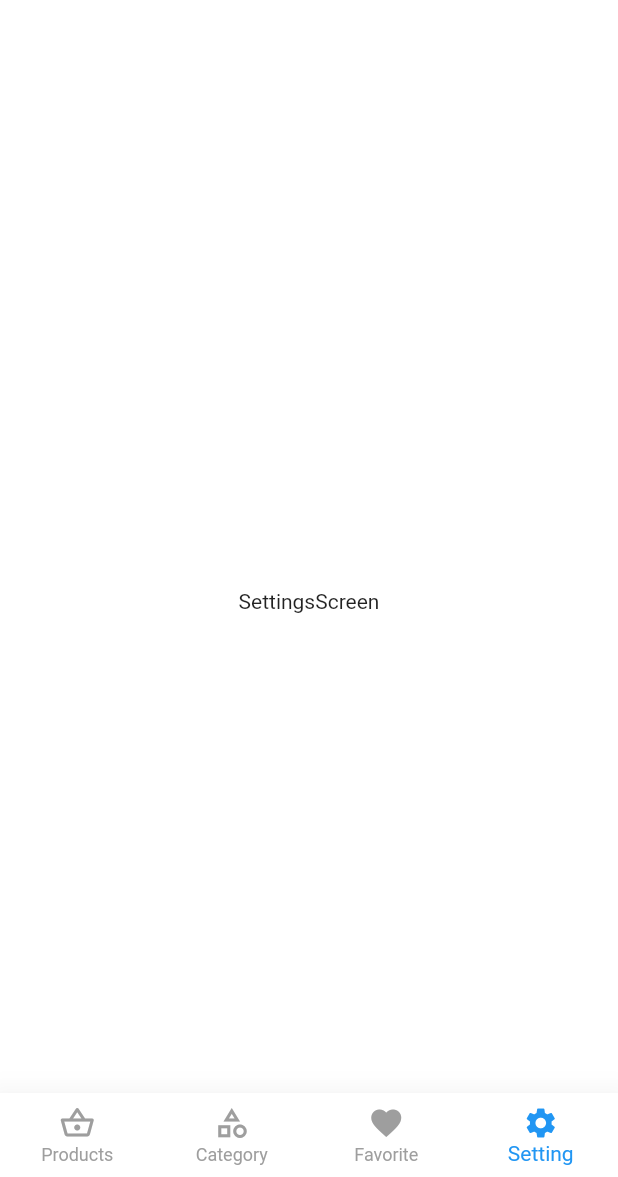
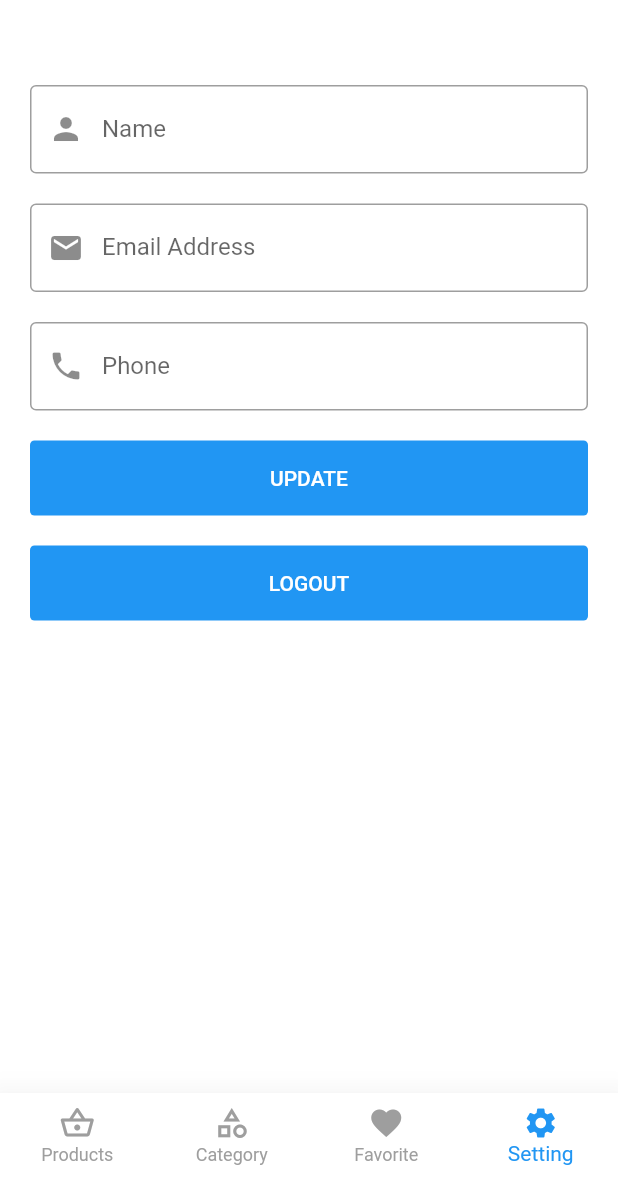
Before and after one commit to MohammadAliArafeh/Flutter_Mob_Store_App, a Flutter app: the HomeLayout screen opened directly, item 4 of the bottom bar chosen, on a phone screen of 412 x 824 dp, the part 59-1236 px from its top. Run offline on Flutter 3.47's test engine with Material 2 defaults, Android fonts, the phone set to English and light mode, and no system bars; our stand-ins replace bloc, carousel_slider, dio, flutter_bloc, fluttertoast, shared_preferences and 1 more; accounts and stored records are empty; network calls fail; Roboto replaces fonts that are missing (Jannah); statements that could not run were skipped.

Commit message:
settings screen

```diff
--- a/lib/layout/cubit/states.dart
+++ b/lib/layout/cubit/states.dart
@@ -1,4 +1,5 @@
 import 'package:mob_store_app/models/change_favorite_model.dart';
+import 'package:mob_store_app/models/login_model.dart';
 
 abstract class HomeStates{}
 
@@ -28,3 +29,15 @@ class HomeSuccessChangeFavoritesState extends HomeStates {
   HomeSuccessChangeFavoritesState(this.model);
 }
 class HomeErrorChangeFavoritesState extends HomeStates {}
+
+class HomeGetUserDataLoadingState extends HomeStates {}
+
+class HomeGetUserDataSuccessState extends HomeStates {}
+class HomeGetUserDataErrorState extends HomeStates {}
+
+class HomeLoadingUpdateUserState extends HomeStates{}
+class HomeSuccessUpdateUserState extends HomeStates{
+  LoginModel model;
+  HomeSuccessUpdateUserState(this.model);
+}
+class HomeErrorUpdateUserState extends HomeStates{}
--- a/lib/main.dart
+++ b/lib/main.dart
@@ -49,7 +49,7 @@
             create: (context) => AppCubit(),
           ),
           BlocProvider(
-            create: (context) => HomeCubit()..getHomeData()..getCategories()..getFavorites(),
+            create: (context) => HomeCubit()..getHomeData()..getCategories()..getFavorites()..getUser(),
           ),
         ],
         child: widget,
--- a/lib/models/favorites_model.dart
+++ b/lib/models/favorites_model.dart
@@ -1,7 +1,7 @@
 class FavoritesModel
 {
   bool? status;
-  Null? message;
+  String? message;
   Data? data;
 
   FavoritesModel.fromJson(Map<String, dynamic> json)
--- a/lib/models/login_model.dart
+++ b/lib/models/login_model.dart
@@ -1,24 +1,22 @@
-
-
 class LoginModel {
-  late bool status;
-  late String massage;
+  late bool? status;
+  late String? massage;
   LoginDataModel? data;
 
   LoginModel.fromJson(Map<String, dynamic> json) {
     status = json['status'];
     massage = json['message'];
-    data = json['data'] != null ? LoginDataModel.fromJson(json['data']): null;
+    data = json['data'] != null ? LoginDataModel.fromJson(json['data']) : null;
   }
 }
 
 class LoginDataModel {
-   int? id;
+  int? id;
   String? name;
-   String? email;
-   String? phone;
-   String? image;
-   String? token;
+  String? email;
+  String? phone;
+  String? image;
+  String? token;
 
   LoginDataModel.fromJson(Map<String, dynamic> json) {
     id = json['id'];
--- a/lib/modules/settings/settings_screen.dart
+++ b/lib/modules/settings/settings_screen.dart
@@ -1,13 +1,118 @@
 import 'package:flutter/material.dart';
+import 'package:flutter_bloc/flutter_bloc.dart';
+import 'package:mob_store_app/layout/cubit/cubit.dart';
+import 'package:mob_store_app/layout/cubit/states.dart';
+import 'package:mob_store_app/shared/components/components.dart';
+import 'package:mob_store_app/shared/components/constants.dart';
 
 class SettingsScreen extends StatelessWidget {
+  var formKey = GlobalKey<FormState>();
+
+
   @override
   Widget build(BuildContext context) {
-    return Scaffold(
-      appBar: AppBar(),
-      body: Center(
-        child: Text('SettingsScreen'),
-      ),
+    return BlocConsumer<HomeCubit, HomeStates>(
+      listener: (context, state) {},
+      builder: (context, state) {
+        var nameController = TextEditingController();
+        var emailController = TextEditingController();
+        var phoneController = TextEditingController();
+        var model = HomeCubit.get(context).userModel;
+
+        nameController.text = model!.data!.name!;
+        emailController.text = model.data!.email!;
+        phoneController.text = model.data!.phone!;
+
+        return HomeCubit.get(context).userModel != null
+            ? SingleChildScrollView(
+              child: Padding(
+                  padding: const EdgeInsets.all(20.0),
+                  child: Form(
+                    key: formKey,
+                    child: Column(
+                      children: [
+                        if (state is HomeGetUserDataLoadingState)
+                          LinearProgressIndicator(),
+                        SizedBox(
+                          height: 20.0,
+                        ),
+                        defaultFormField(
+                          controller: nameController,
+                          type: TextInputType.name,
+                          validate: (String value) {
+                            if (value.isEmpty) {
+                              return 'name must not be empty';
+                            }
+
+                            return null;
+                          },
+                          label: 'Name',
+                          prefix: Icons.person,
+                        ),
+                        SizedBox(
+                          height: 20.0,
+                        ),
+                        defaultFormField(
+                          controller: emailController,
+                          type: TextInputType.emailAddress,
+                          validate: (String value) {
+                            if (value.isEmpty) {
+                              return 'email must not be empty';
+                            }
+
+                            return null;
+                          },
+                          label: 'Email Address',
+                          prefix: Icons.email,
+                        ),
+                        SizedBox(
+                          height: 20.0,
+                        ),
+                        defaultFormField(
+                          controller: phoneController,
+                          type: TextInputType.phone,
+                          validate: (String value) {
+                            if (value.isEmpty) {
+                              return 'phone must not be empty';
+                            }
+
+                            return null;
+                          },
+                          label: 'Phone',
+                          prefix: Icons.phone,
+                        ),
+                        SizedBox(
+                          height: 20.0,
+                        ),
+                        defaultButton(
+                          function: () {
+                            if(formKey.currentState!.validate())
+                            {
+                              HomeCubit.get(context).updateUserData(
+                                name: nameController.text,
+                                phone: phoneController.text,
+                                email: emailController.text,
+                              );
+                            }
+                          },
+                          text: 'update',
+                        ),
+                        SizedBox(
+                          height: 20.0,
+                        ),
+                        defaultButton(
+                          function: () {
+                            signOut(context);
+                          },
+                          text: 'Logout',
+                        ),
+                      ],
+                    ),
+                  ),
+                ),
+            )
+            : Center(child: CircularProgressIndicator());
+      },
     );
   }
 }
--- a/lib/shared/network/end_points.dart
+++ b/lib/shared/network/end_points.dart
@@ -5,3 +5,5 @@ String REGISTER = 'register';
 String HOMEDATA = 'home';
 String GET_CATEGORIES = 'categories';
 String FAVORITES = 'favorites';
+String PROFILE = 'profile';
+String UPDATE_PROFILE = 'update-profile';
--- a/lib/shared/network/local/cache_helper.dart
+++ b/lib/shared/network/local/cache_helper.dart
@@ -23,4 +23,8 @@ class CacheHelper {
 static  dynamic getData({required String key}) {
     return sharedPreferences!.get(key);
   }
+
+  static  dynamic removeData({required String key}) {
+    return sharedPreferences!.remove(key);
+  }
 }
--- a/lib/shared/network/remote/dio_helper.dart
+++ b/lib/shared/network/remote/dio_helper.dart
@@ -40,4 +40,26 @@ class DioHelper {
 
     return dio!.get(url, queryParameters: query);
   }
+
+  static Future<Response> putData({
+    required String url,
+    required Map<String, dynamic> data,
+    Map<String, dynamic>? query,
+    String lang = 'en',
+    String? token,
+  }) async
+  {
+    dio!.options.headers =
+    {
+      'lang':lang,
+      'Authorization': token??'',
+      'Content-Type': 'application/json',
+    };
+
+    return dio!.put(
+      url,
+      queryParameters: query,
+      data: data,
+    );
+  }
 }
```
Also changed, not shown: lib/layout/cubit/cubit.dart (+45 -6 lines), lib/modules/login/login_screen.dart (+15 -8 lines), lib/shared/components/constants.dart (+20 -0 lines).
